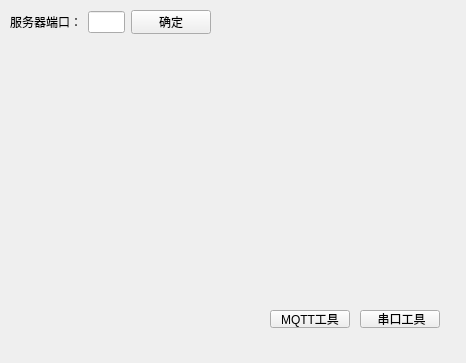
Old version of the form settingform.ui in the repository BedTang/LAProject.
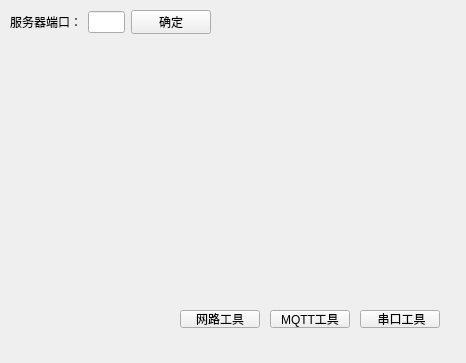
New version of the form.

Diff of the .ui file:
```diff
--- a/settingform.ui
+++ b/settingform.ui
@@ -68,6 +68,19 @@
     <string>MQTT工具</string>
    </property>
   </widget>
+  <widget class="QPushButton" name="NetForm">
+   <property name="geometry">
+    <rect>
+     <x>180</x>
+     <y>310</y>
+     <width>80</width>
+     <height>18</height>
+    </rect>
+   </property>
+   <property name="text">
+    <string>网路工具</string>
+   </property>
+  </widget>
  </widget>
  <resources/>
  <connections/>
```
